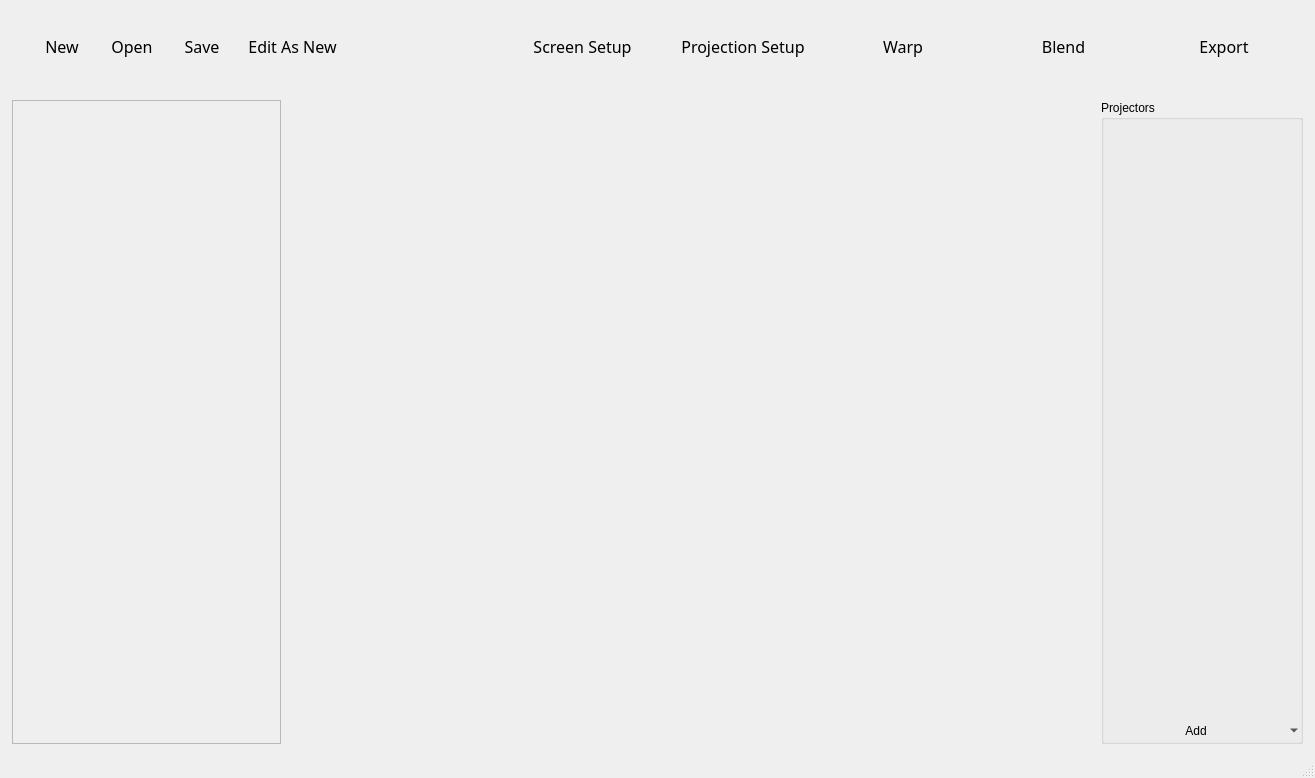
Qt form src/app/ui/omni_ui_MainWindow.ui (WilstonOreo/omnidome) before a commit.
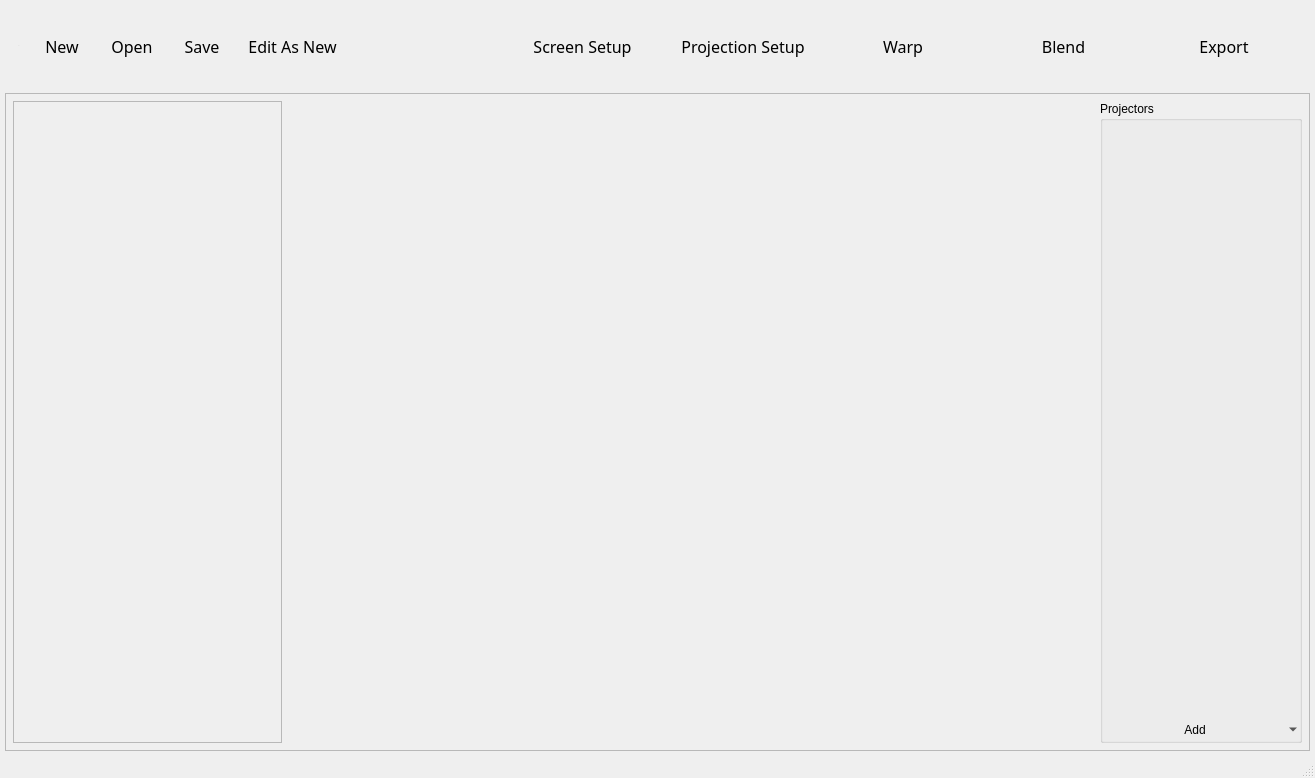
The same form after that commit. Icons and pictures are not drawn. Custom widgets are drawn as their Qt base class.

Commit message: MainWindow frame

The edit to the form file:
```diff
--- a/src/app/ui/omni_ui_MainWindow.ui
+++ b/src/app/ui/omni_ui_MainWindow.ui
@@ -364,6 +364,15 @@
     </item>
     <item>
      <widget class="QFrame" name="horizontalFrame">
+      <property name="frameShape">
+       <enum>QFrame::StyledPanel</enum>
+      </property>
+      <property name="frameShadow">
+       <enum>QFrame::Sunken</enum>
+      </property>
+      <property name="midLineWidth">
+       <number>1</number>
+      </property>
       <layout class="QHBoxLayout" name="horizontalLayout_2">
        <property name="leftMargin">
         <number>7</number>
@@ -402,8 +411,8 @@
            <rect>
             <x>0</x>
             <y>0</y>
-            <width>266</width>
-            <height>623</height>
+            <width>265</width>
+            <height>615</height>
            </rect>
           </property>
           <property name="sizePolicy">
```
